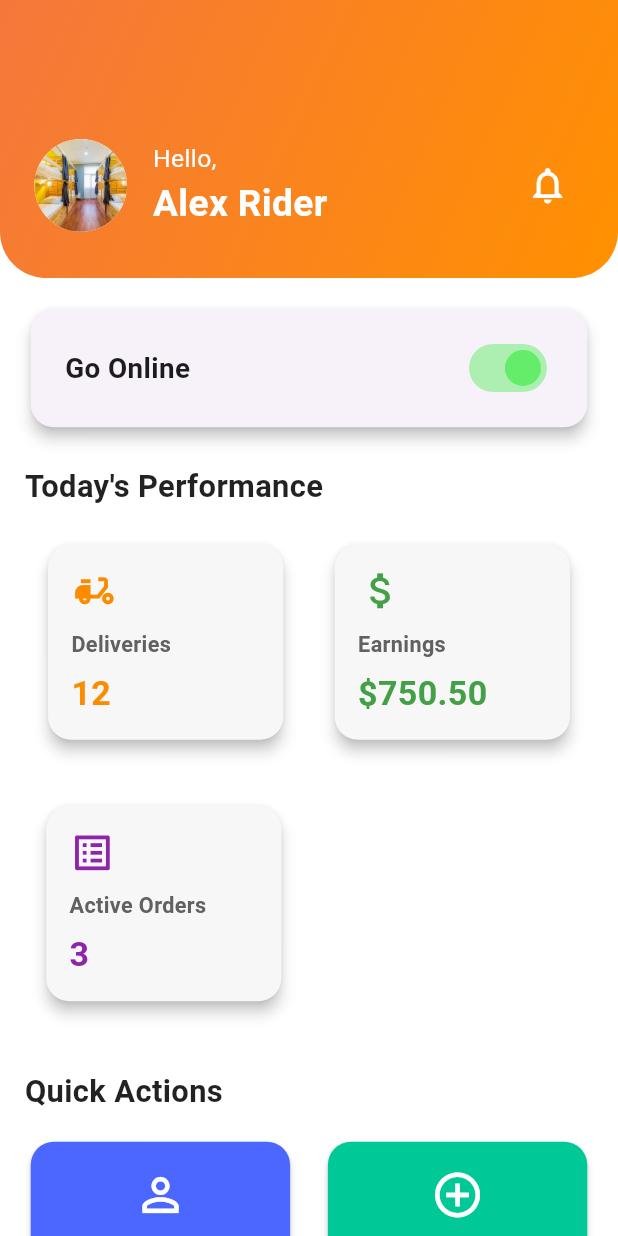
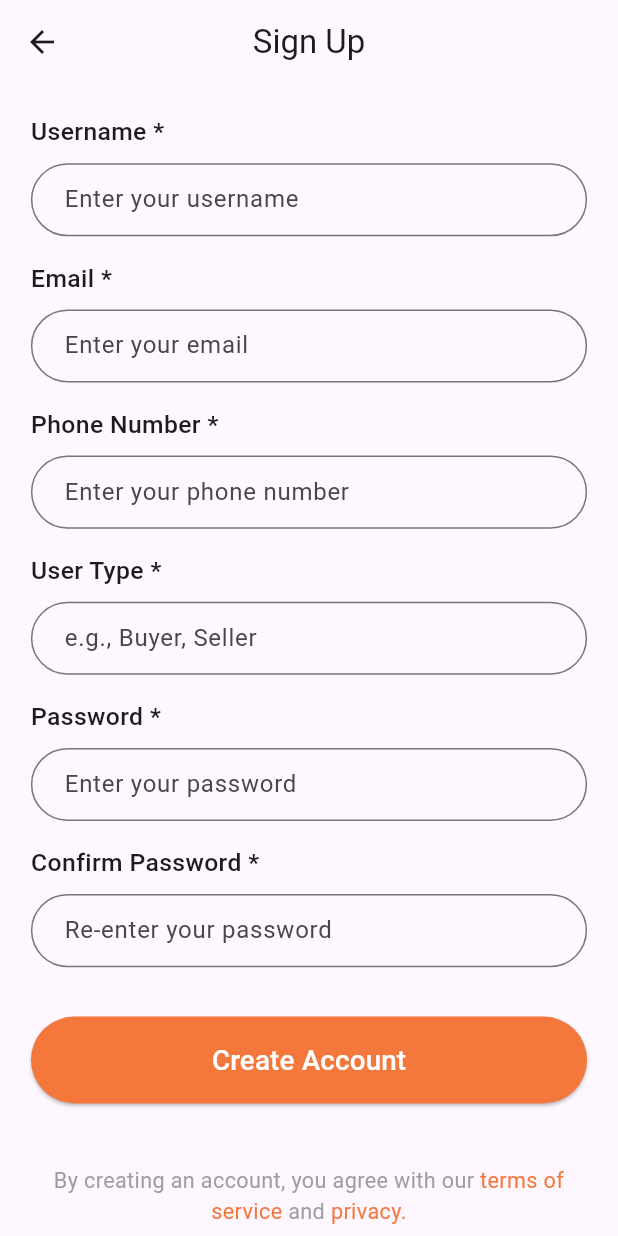
Before and after one commit to FlutterSanjay/delivery_agent_App, a Flutter app: the screen it shows after launch, on a phone screen of 412 x 824 dp. Run offline on Flutter 3.47's test engine with Material 3 defaults, Android fonts, the phone set to English and light mode, and no system bars; our stand-ins replace flutter_screenutil, get, otp_text_field; accounts and stored records are empty.

Commit message:
created SignUp Page Successfully

```diff
--- /dev/null
+++ b/lib/app/Services/sign_up_api_services.dart
@@ -0,0 +1,28 @@
+import 'package:get/get.dart';
+
+import '../data/model/signup_request_model.dart'; // Still good to have the model structure
+
+class AuthService extends GetxService {
+  // Simulate a network delay
+  Future<SignUpResponse> signUp(SignUpRequest request) async {
+    print('Simulating signup for: ${request.username}, ${request.email}');
+    await Future.delayed(const Duration(seconds: 2)); // Simulate network latency
+
+    // --- Sample Data Logic ---
+    // You can add more complex sample logic here if needed
+    if (request.email == 'test@example.com' && request.password == 'password123') {
+      // Simulate a successful signup
+      return SignUpResponse(
+        message: 'Account created successfully for ${request.username}!',
+        userId: 'mock_user_123',
+      );
+    } else if (request.email.contains('error')) {
+      // Simulate a specific error
+      throw Exception('An account with this email already exists.');
+    } else {
+      // Simulate a generic signup failure for other cases
+      throw Exception('Failed to create account. Please try again.');
+    }
+    // --- End Sample Data Logic ---
+  }
+}
--- /dev/null
+++ b/lib/app/data/model/signup_request_model.dart
@@ -0,0 +1,43 @@
+class SignUpRequest {
+  String username;
+  String email;
+  String phoneNumber;
+  String userType;
+  String password;
+  String confirmPassword;
+
+  SignUpRequest({
+    required this.username,
+    required this.email,
+    required this.phoneNumber,
+    required this.userType,
+    required this.password,
+    required this.confirmPassword,
+  });
+
+  // Convert to JSON for API call
+  Map<String, dynamic> toJson() {
+    return {
+      'username': username,
+      'email': email,
+      'phoneNumber': phoneNumber,
+      'userType': userType,
+      'password': password,
+      'confirmPassword':
+          confirmPassword, // Often not sent to backend, but good for client-side validation
+    };
+  }
+}
+
+// You might also have a SignUpResponse model if your backend sends specific data back
+class SignUpResponse {
+  String message;
+  String? userId; // Optional
+  // ... other fields from your backend response
+
+  SignUpResponse({required this.message, this.userId});
+
+  factory SignUpResponse.fromJson(Map<String, dynamic> json) {
+    return SignUpResponse(message: json['message'], userId: json['userId']);
+  }
+}
--- /dev/null
+++ b/lib/app/modules/signUp_page/controllers/sign_up_page_controller.dart
@@ -0,0 +1,167 @@
+import 'package:flutter/material.dart';
+import 'package:get/get.dart';
+
+import '../../../Services/sign_up_api_services.dart';
+import '../../../data/model/signup_request_model.dart';
+
+class SignUpPageController extends GetxController {
+  // Observables for form fields (these will hold the user's input)
+  final username = ''.obs;
+  final email = ''.obs;
+  final phoneNumber = ''.obs;
+  final userType = ''.obs;
+  final password = ''.obs;
+  final confirmPassword = ''.obs;
+
+  // Observable for loading state
+  final isLoading = false.obs;
+
+  // Observable for error messages
+  final errorMessage = ''.obs;
+
+  // GlobalKey for form validation
+  final GlobalKey<FormState> signUpFormKey = GlobalKey<FormState>();
+
+  // Instance of your AuthService (which now uses sample data)
+  final AuthService _authService = Get.find<AuthService>();
+
+  // Form field controllers (optional, but useful for initial values or focus)
+  final TextEditingController usernameController = TextEditingController();
+  final TextEditingController emailController = TextEditingController();
+  final TextEditingController phoneController = TextEditingController();
+  final TextEditingController userTypeController = TextEditingController();
+  final TextEditingController passwordController = TextEditingController();
+  final TextEditingController confirmPasswordController = TextEditingController();
+
+  @override
+  void onInit() {
+    super.onInit();
+    // You can set initial sample values here for demonstration
+    // usernameController.text = 'john.doe';
+    // emailController.text = 'john.doe@example.com';
+    // phoneNumberController.text = '1234567890';
+    // userTypeController.text = 'Buyer';
+    // passwordController.text = 'SecureP@ss1';
+    // confirmPasswordController.text = 'SecureP@ss1';
+
+    // To bind controllers to Rx variables if you set initial text above
+    // username.value = usernameController.text;
+    // email.value = emailController.text;
+    // phoneNumber.value = phoneController.text;
+    // userType.value = userTypeController.text;
+    // password.value = passwordController.text;
+    // confirmPassword.value = confirmPasswordController.text;
+  }
+
+  @override
+  void onClose() {
+    usernameController.dispose();
+    emailController.dispose();
+    phoneController.dispose();
+    userTypeController.dispose();
+    passwordController.dispose();
+    confirmPasswordController.dispose();
+    super.onClose();
+  }
+
+  // Validator functions remain the same as they validate user input regardless of backend
+  String? validateUsername(String? value) {
+    if (value == null || value.isEmpty) {
+      return 'Username is required';
+    }
+    return null;
+  }
+
+  String? validateEmail(String? value) {
+    if (value == null || value.isEmpty) {
+      return 'Email is required';
+    }
+    if (!GetUtils.isEmail(value)) {
+      return 'Enter a valid email';
+    }
+    return null;
+  }
+
+  String? validatePhoneNumber(String? value) {
+    if (value == null || value.isEmpty) {
+      return 'Phone number is required';
+    }
+    // You can add more robust phone number validation here
+    if (!GetUtils.isPhoneNumber(value)) {
+      return 'Enter a valid phone number';
+    }
+    return null;
+  }
+
+  String? validateUserType(String? value) {
+    if (value == null || value.isEmpty) {
+      return 'User type is required';
+    }
+    return null;
+  }
+
+  String? validatePassword(String? value) {
+    if (value == null || value.isEmpty) {
+      return 'Password is required';
+    }
+    if (value.length < 6) {
+      return 'Password must be at least 6 characters';
+    }
+    return null;
+  }
+
+  String? validateConfirmPassword(String? value) {
+    if (value == null || value.isEmpty) {
+      return 'Confirm password is required';
+    }
+    if (value != password.value) {
+      // Compare with the password field
+      return 'Passwords do not match';
+    }
+    return null;
+  }
+
+  // Method to handle signup (calls the simulated service)
+  Future<void> signUpUser() async {
+    errorMessage.value = ''; // Clear previous errors
+    if (signUpFormKey.currentState?.validate() ?? false) {
+      isLoading.value = true;
+      try {
+        final request = SignUpRequest(
+          username: username.value,
+          email: email.value,
+          phoneNumber: phoneNumber.value,
+          userType: userType.value,
+          password: password.value,
+          confirmPassword: confirmPassword.value,
+        );
+
+        final response = await _authService.signUp(
+          request,
+        ); // This now calls the simulated service
+
+        Get.snackbar(
+          'Success',
+          response.message,
+          snackPosition: SnackPosition.BOTTOM,
+          backgroundColor: Colors.green,
+          colorText: Colors.white,
+        );
+        // Simulate navigation on success
+        // Get.offAllNamed('/home'); // Uncomment when you have a /home route
+        print('Sign up successful! User ID: ${response.userId}');
+      } catch (e) {
+        errorMessage.value = e.toString().replaceFirst('Exception: ', '');
+        Get.snackbar(
+          'Error',
+          errorMessage.value,
+          snackPosition: SnackPosition.BOTTOM,
+          backgroundColor: Colors.red,
+          colorText: Colors.white,
+        );
+      } finally {
+        isLoading.value = false;
+      }
+    }
+  }
+}
--- /dev/null
+++ b/lib/app/modules/signUp_page/views/sign_up_page_view.dart
@@ -0,0 +1,197 @@
+import 'package:flutter/gestures.dart';
+import 'package:flutter/material.dart';
+import 'package:flutter_screenutil/flutter_screenutil.dart';
+
+import 'package:get/get.dart';
+
+import '../../../AppColor/appColor.dart';
+import '../controllers/sign_up_page_controller.dart';
+
+class SignUpPageView extends GetView<SignUpPageController> {
+  const SignUpPageView({super.key});
+  @override
+  Widget build(BuildContext context) {
+    return Scaffold(
+      appBar: AppBar(
+        leading: IconButton(
+          icon: const Icon(Icons.arrow_back),
+          onPressed: () => Get.back(), // Navigate back
+        ),
+        title: const Text('Sign Up'),
+        centerTitle: true,
+      ),
+      body: GestureDetector(
+        onTap: () {
+          // This line dismisses the keyboard
+          FocusScope.of(context).unfocus();
+        },
+        child: SingleChildScrollView(
+          padding: EdgeInsets.all(20.0.r),
+          child: Form(
+            key: controller.signUpFormKey,
+            child: Column(
+              crossAxisAlignment: CrossAxisAlignment.stretch,
+              children: [
+                _buildTextField(
+                  controller: controller.usernameController,
+                  label: 'Username',
+                  hint: 'Enter your username',
+                  validator: controller.validateUsername,
+                  onChanged: (value) => controller.username.value = value,
+                  isPasswordField: false,
+                ),
+                SizedBox(height: 16.0.h),
+                _buildTextField(
+                  controller: controller.emailController,
+                  label: 'Email',
+                  hint: 'Enter your email',
+                  validator: controller.validateEmail,
+                  onChanged: (value) => controller.email.value = value,
+                  keyboardType: TextInputType.emailAddress,
+                  isPasswordField: false,
+                ),
+                SizedBox(height: 16.0.h),
+                _buildTextField(
+                  controller: controller.phoneController,
+                  label: 'Phone Number',
+                  hint: 'Enter your phone number',
+                  validator: controller.validatePhoneNumber,
+                  onChanged: (value) => controller.phoneNumber.value = value,
+                  keyboardType: TextInputType.phone,
+                  isPasswordField: false,
+                ),
+                SizedBox(height: 16.0.h),
+                // User Type can be a DropdownButtonFormField or a segmented control
+                _buildTextField(
+                  // For simplicity, using a text field. Consider DropdownButtonFormField.
+                  controller: controller.userTypeController,
+                  label: 'User Type',
+                  hint: 'e.g., Buyer, Seller',
+                  validator: controller.validateUserType,
+                  onChanged: (value) => controller.userType.value = value,
+                  isPasswordField: false,
+                ),
+                SizedBox(height: 16.0.h),
+                _buildTextField(
+                  controller: controller.passwordController,
+                  label: 'Password',
+                  hint: 'Enter your password',
+                  validator: controller.validatePassword,
+                  onChanged: (value) => controller.password.value = value,
+                  isPasswordField: true,
+                ),
+                SizedBox(height: 16.0.h),
+                _buildTextField(
+                  controller: controller.confirmPasswordController,
+                  label: 'Confirm Password',
+                  hint: 'Re-enter your password',
+                  validator: controller.validateConfirmPassword,
+                  onChanged: (value) => controller.confirmPassword.value = value,
+                  isPasswordField: true,
+                ),
+                SizedBox(height: 32.0.h),
+                Obx(
+                  () => ElevatedButton(
+                    onPressed: controller.isLoading.value ? null : controller.signUpUser,
+                    style: ElevatedButton.styleFrom(
+                      backgroundColor: AppColor.primary, // Example color
+                      padding: EdgeInsets.symmetric(vertical: 15.h),
+                      shape: RoundedRectangleBorder(
+                        borderRadius: BorderRadius.circular(30.r),
+                      ),
+                    ),
+                    child: controller.isLoading.value
+                        ? const CircularProgressIndicator(color: AppColor.onPrimary)
+                        : Text(
+                            'Create Account',
+                            style: TextStyle(fontSize: 18.sp, color: Colors.white),
+                          ),
+                  ),
+                ),
+                SizedBox(height: 20.0.h),
+                Obx(
+                  () => controller.errorMessage.value.isNotEmpty
+                      ? Text(
+                          controller.errorMessage.value,
+                          style: TextStyle(color: AppColor.redColor, fontSize: 14.sp),
+                          textAlign: TextAlign.center,
+                        )
+                      : const SizedBox.shrink(),
+                ),
+                SizedBox(height: 20.0.h),
+                Text.rich(
+                  TextSpan(
+                    text: 'By creating an account, you agree with our ',
+                    style: TextStyle(fontSize: 14.sp, color: Colors.grey),
+                    children: [
+                      TextSpan(
+                        text: 'terms of service',
+                        style: const TextStyle(color: AppColor.primary),
+                        recognizer: TapGestureRecognizer()
+                          ..onTap = () {
+                            // Handle tap on terms of service
+                            print('Terms of Service tapped');
+                          },
+                      ),
+                      const TextSpan(text: ' and '),
+                      TextSpan(
+                        text: 'privacy.',
+                        style: const TextStyle(color: AppColor.primary),
+                        recognizer: TapGestureRecognizer()
+                          ..onTap = () {
+                            // Handle tap on privacy
+                            print('Privacy tapped');
+                          },
+                      ),
+                    ],
+                  ),
+                  textAlign: TextAlign.center,
+                ),
+              ],
+            ),
+          ),
+        ),
+      ),
+    );
+  }
+
+  Widget _buildTextField({
+    required TextEditingController controller,
+    required String label,
+    required String hint,
+    required String? Function(String?) validator,
+    required void Function(String) onChanged,
+    TextInputType keyboardType = TextInputType.text,
+    bool isPasswordField = false,
+  }) {
+    return Column(
+      crossAxisAlignment: CrossAxisAlignment.start,
+      children: [
+        Text(
+          '$label *',
+          style: TextStyle(fontSize: 16.sp, fontWeight: FontWeight.w500),
+        ),
+        SizedBox(height: 8.0.h),
+        TextFormField(
+          controller: controller,
+          decoration: InputDecoration(
+            hintText: hint,
+            border: OutlineInputBorder(
+              borderRadius: BorderRadius.circular(30.0.r),
+              borderSide: const BorderSide(color: AppColor.lightGreyBackground),
+            ),
+            focusedBorder: OutlineInputBorder(
+              borderRadius: BorderRadius.circular(8.0.r),
+              borderSide: const BorderSide(color: AppColor.primary), // Focus color
+            ),
+            contentPadding: EdgeInsets.symmetric(horizontal: 16.w, vertical: 12.h),
+          ),
+          validator: validator,
+          onChanged: onChanged,
+          keyboardType: keyboardType,
+          obscureText: isPasswordField,
+        ),
+      ],
+    );
+  }
+}
--- a/lib/app/routes/app_pages.dart
+++ b/lib/app/routes/app_pages.dart
@@ -18,6 +18,8 @@ import '../modules/payment_page/bindings/payment_page_binding.dart';
 import '../modules/payment_page/views/payment_page_view.dart';
 import '../modules/record_sales/bindings/record_sales_binding.dart';
 import '../modules/record_sales/views/record_sales_view.dart';
+import '../modules/signUp_page/bindings/sign_up_page_binding.dart';
+import '../modules/signUp_page/views/sign_up_page_view.dart';
 import '../modules/store_assign/bindings/store_assign_binding.dart';
 import '../modules/store_assign/views/store_assign_view.dart';
 import '../modules/store_list/bindings/store_list_binding.dart';
@@ -28,7 +30,7 @@ part 'app_routes.dart';
 class AppPages {
   AppPages._();
 
-  static const INITIAL = Routes.AGENT_DASHBOARD;
+  static const INITIAL = Routes.SIGN_UP_PAGE;
 
   static final routes = [
     GetPage(name: _Paths.HOME, page: () => const HomeView(), binding: HomeBinding()),
@@ -78,5 +80,10 @@ class AppPages {
       page: () => const AgentDashboardView(),
       binding: AgentDashboardBinding(),
     ),
+    GetPage(
+      name: _Paths.SIGN_UP_PAGE,
+      page: () => const SignUpPageView(),
+      binding: SignUpPageBinding(),
+    ),
   ];
 }
--- a/lib/app/routes/app_routes.dart
+++ b/lib/app/routes/app_routes.dart
@@ -14,6 +14,7 @@ abstract class Routes {
   static const PAYMENT_PAGE = _Paths.PAYMENT_PAGE;
   static const DELIVERY_AGENT_PROFILE = _Paths.DELIVERY_AGENT_PROFILE;
   static const AGENT_DASHBOARD = _Paths.AGENT_DASHBOARD;
+  static const SIGN_UP_PAGE = _Paths.SIGN_UP_PAGE;
 }
 
 abstract class _Paths {
@@ -29,4 +30,5 @@ abstract class _Paths {
   static const PAYMENT_PAGE = '/payment-page';
   static const DELIVERY_AGENT_PROFILE = '/delivery-agent-profile';
   static const AGENT_DASHBOARD = '/agent-dashboard';
+  static const SIGN_UP_PAGE = '/sign-up-page';
 }
--- a/lib/main.dart
+++ b/lib/main.dart
@@ -6,6 +6,7 @@ import 'package:flutter_screenutil/flutter_screenutil.dart';
 
 import 'package:get/get.dart';
 import 'app/Services/record_sale_product_api.dart';
+import 'app/Services/sign_up_api_services.dart';
 import 'app/modules/day_complete/controllers/day_complete_controller.dart';
 import 'app/modules/onboaeding/controllers/onboaeding_controller.dart';
 import 'app/modules/record_sales/controllers/record_sales_controller.dart';
@@ -22,6 +23,7 @@ void main() {
   Get.put(EndOfDayController());
   Get.put(DayCompleteController());
   Get.put(PaymentPageController());
+  Get.put(AuthService());
 
   runApp(
     ScreenUtilInit(
```
Also changed, not shown: lib/app/data/model/signup_response_model.dart (added, +12 -0 lines), lib/app/modules/signUp_page/bindings/sign_up_page_binding.dart (added, +12 -0 lines).
